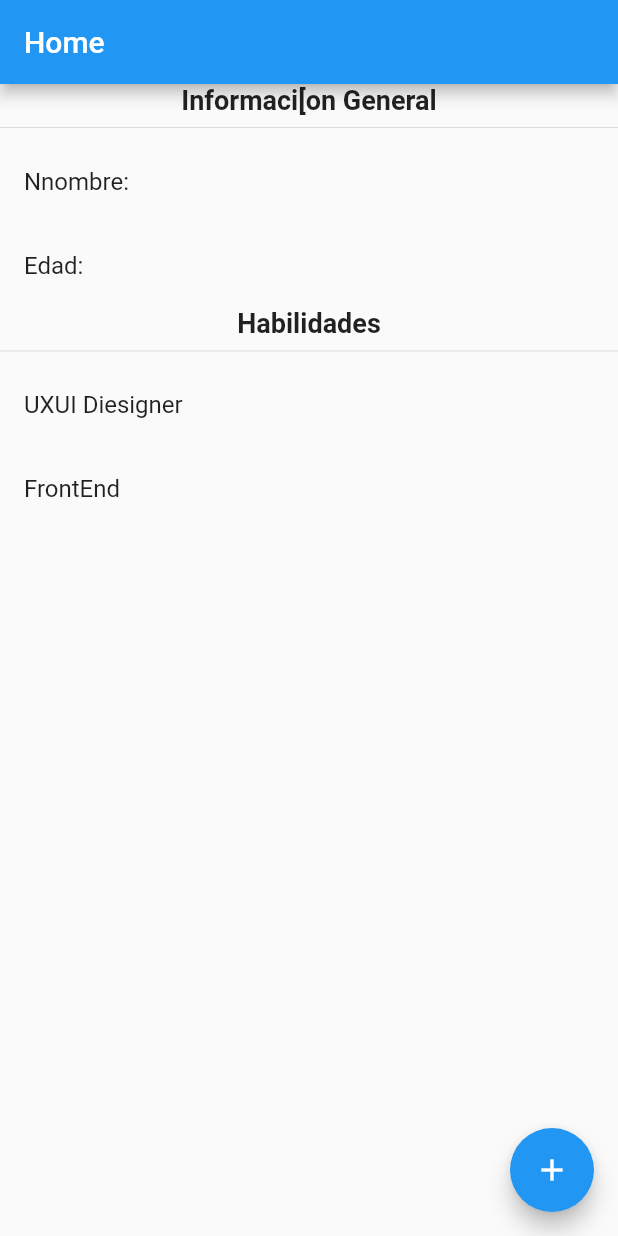
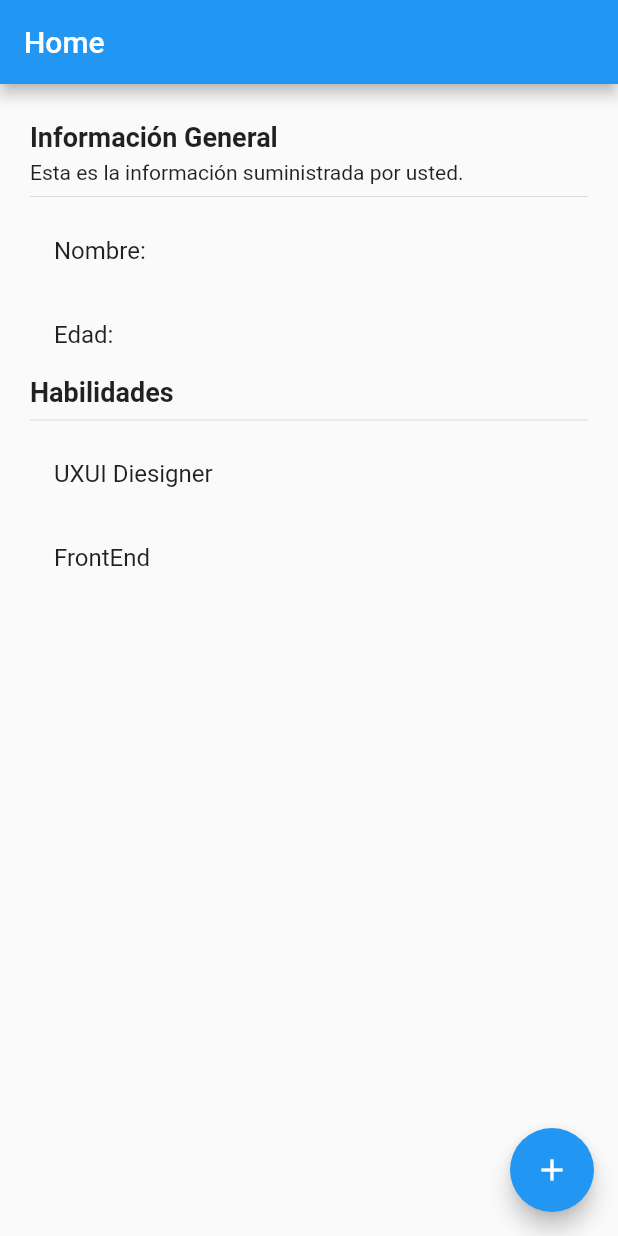
Before and after one commit to Yokaleis/Manejo-de-Estados---Flutter, a Flutter app: the screen it shows after launch, on a phone screen of 412 x 824 dp. Run offline on Flutter 3.47's test engine with Material 2 defaults, Android fonts, the light colour scheme and no system bars.

Commit message:
Alineacion en titulos

```diff
--- a/lib/main.dart
+++ b/lib/main.dart
@@ -9,6 +9,7 @@ class MyApp extends StatelessWidget {
   @override
   Widget build(BuildContext context) {
     return MaterialApp(
+      debugShowCheckedModeBanner: false,
       title: 'Material App',
       initialRoute: 'homepage',
       routes: {
--- a/lib/pages/buttoms_page.dart
+++ b/lib/pages/buttoms_page.dart
@@ -9,7 +9,9 @@ class ButtomsPage extends StatelessWidget {
       appBar: AppBar(
         leading: IconButton(
           icon: Icon( Icons.arrow_back),
-          onPressed: (){},
+          onPressed: (){
+            Navigator.pushNamed(context, 'homepage');
+          },
           ),
         title: Text('Botones'),
       ),
--- a/lib/pages/home_page.dart
+++ b/lib/pages/home_page.dart
@@ -24,21 +24,25 @@ class InformacionUsuario extends StatelessWidget {
   @override
   Widget build(BuildContext context) {
     return Container(
+      margin: EdgeInsets.symmetric(horizontal: 20, vertical: 25),
       height: double.infinity,
       width: double.infinity,
       child: Column(
+        crossAxisAlignment: CrossAxisAlignment.start,
         children: [
-          Text('Informaci[on General',
+          Text('Información General',
           style:  TextStyle(
             fontSize: 18,
             fontWeight: FontWeight.bold,
           ),
           ),
+          SizedBox(height: 5,),
+          Text('Esta es la información suministrada por usted.'),
 
           Divider(),
 
           ListTile(
-            title: Text('Nnombre:'),
+            title: Text('Nombre:'),
           ),
           ListTile(
             title: Text('Edad:'),
```
